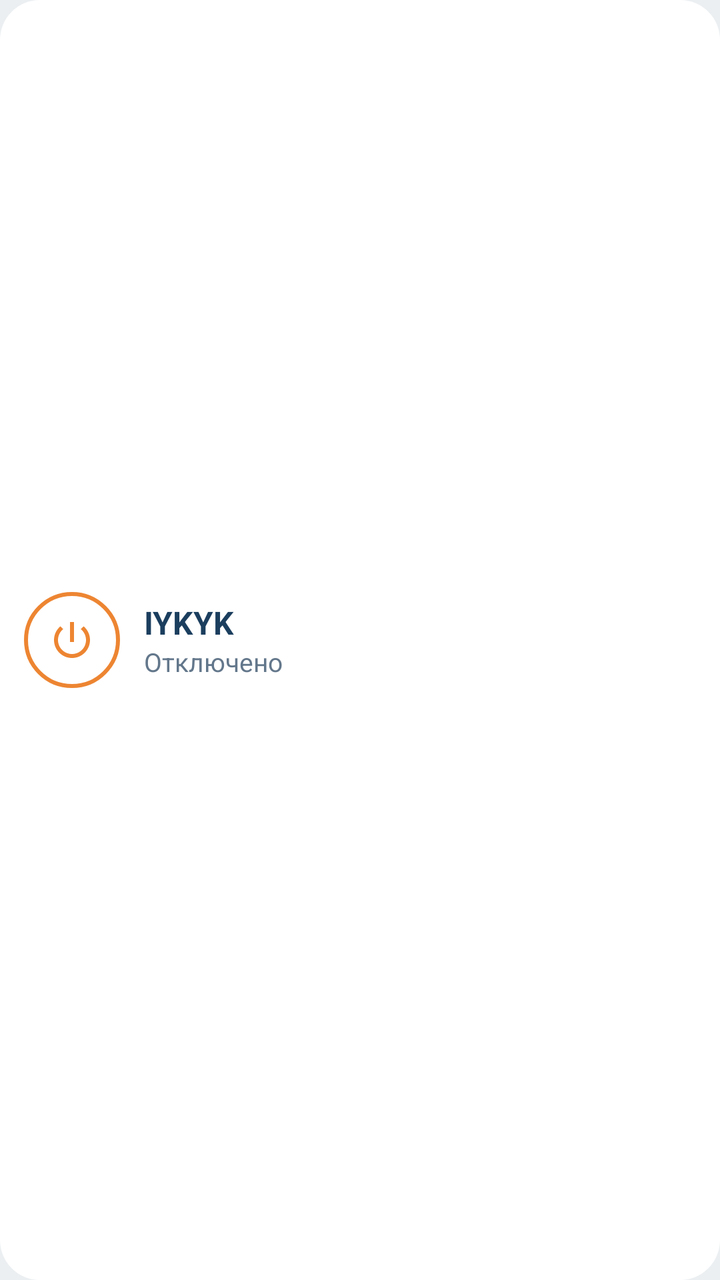
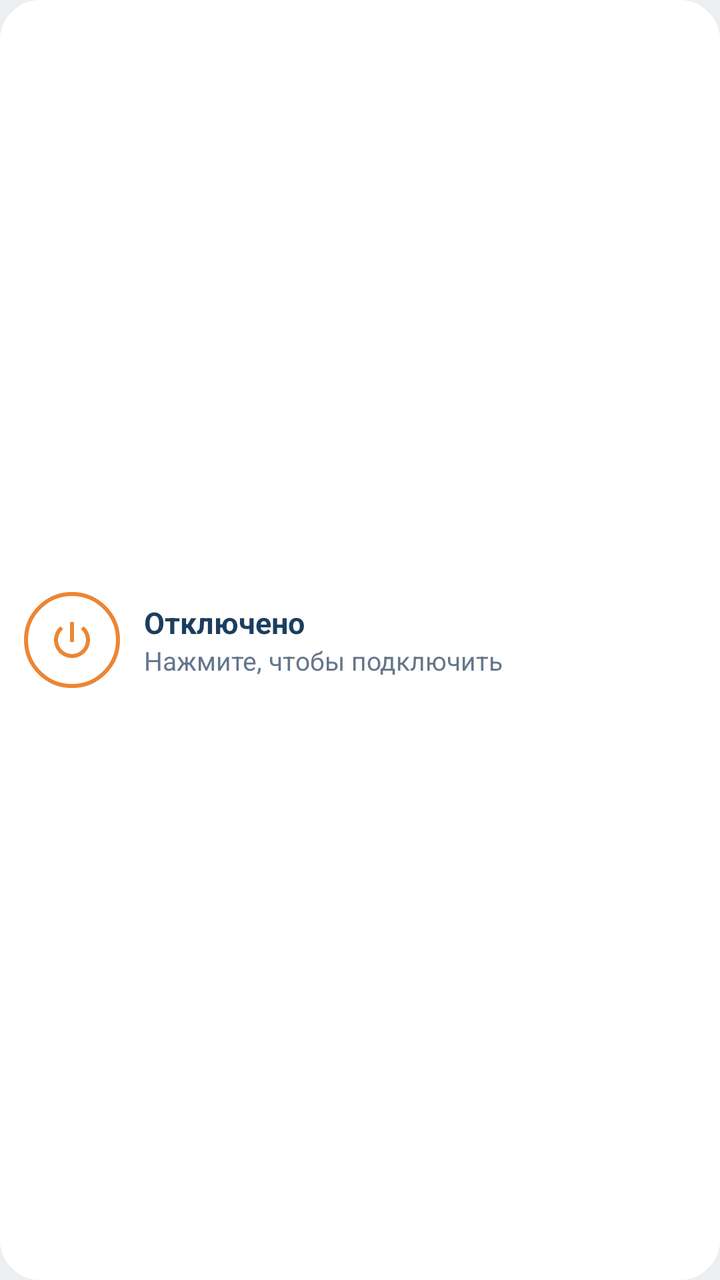

Screens rendered from an Android XML layout before and after an edit, with the pre-edit source and the edit as a unified diff.
<!-- AndroidManifest.xml: application theme Theme.Iykyk -->
<!-- res/layout/widget_vpn.xml -->
<?xml version="1.0" encoding="utf-8"?>
<LinearLayout xmlns:android="http://schemas.android.com/apk/res/android"
    android:id="@+id/widget_root"
    android:layout_width="match_parent"
    android:layout_height="match_parent"
    android:background="@drawable/widget_background"
    android:gravity="center_vertical"
    android:orientation="horizontal"
    android:padding="12dp">

    <FrameLayout
        android:id="@+id/widget_button"
        android:layout_width="48dp"
        android:layout_height="48dp"
        android:background="@drawable/widget_button_off">

        <ImageView
            android:id="@+id/widget_icon"
            android:layout_width="24dp"
            android:layout_height="24dp"
            android:layout_gravity="center"
            android:contentDescription="@string/app_name"
            android:src="@drawable/ic_tile"
            android:tint="@color/brand_orange" />
    </FrameLayout>

    <LinearLayout
        android:layout_width="0dp"
        android:layout_height="wrap_content"
        android:layout_marginStart="12dp"
        android:layout_weight="1"
        android:orientation="vertical">

        <TextView
            android:id="@+id/widget_title"
            android:layout_width="wrap_content"
            android:layout_height="wrap_content"
            android:text="@string/app_name"
            android:textColor="@color/widget_text"
            android:textSize="16sp"
            android:textStyle="bold" />

        <TextView
            android:id="@+id/widget_status"
            android:layout_width="wrap_content"
            android:layout_height="wrap_content"
            android:ellipsize="end"
            android:maxLines="1"
            android:text="@string/status_disconnected"
            android:textColor="@color/widget_muted"
            android:textSize="13sp" />

        <TextView
            android:id="@+id/widget_speed"
            android:layout_width="wrap_content"
            android:layout_height="wrap_content"
            android:layout_marginTop="2dp"
            android:fontFeatureSettings="tnum"
            android:maxLines="1"
            android:textColor="@color/brand_orange"
            android:textSize="13sp"
            android:visibility="gone" />
    </LinearLayout>
</LinearLayout>
<!-- resources referenced by this layout -->
<resources>
  <color name="brand_orange">#FFED8532</color>
  <color name="widget_muted">#FF63778B</color>
  <color name="widget_text">#FF1B3E5E</color>
  <!-- drawable ic_tile (drawable) -->
  <?xml version="1.0" encoding="utf-8"?>
  <vector xmlns:android="http://schemas.android.com/apk/res/android"
      android:width="24dp"
      android:height="24dp"
      android:viewportWidth="24"
      android:viewportHeight="24">
      <path
          android:fillColor="#FFFFFFFF"
          android:pathData="M13,3h-2v10h2L13,3zM17.83,5.17l-1.42,1.42C17.99,7.86 19,9.81 19,12c0,3.87 -3.13,7 -7,7s-7,-3.13 -7,-7c0,-2.19 1.01,-4.14 2.58,-5.42L6.17,5.17C4.23,6.82 3,9.26 3,12c0,4.97 4.03,9 9,9s9,-4.03 9,-9c0,-2.74 -1.23,-5.18 -3.17,-6.83z" />
  </vector>
  <!-- drawable widget_background (drawable) -->
  <?xml version="1.0" encoding="utf-8"?>
  <shape xmlns:android="http://schemas.android.com/apk/res/android" android:shape="rectangle">
      <solid android:color="@color/widget_background" />
      <corners android:radius="20dp" />
  </shape>
  <!-- drawable widget_button_off (drawable) -->
  <?xml version="1.0" encoding="utf-8"?>
  <shape xmlns:android="http://schemas.android.com/apk/res/android" android:shape="oval">
      <solid android:color="@color/widget_button_off" />
      <stroke android:width="2dp" android:color="@color/brand_orange" />
  </shape>
  <string name="app_name">IYKYK</string>
  <string name="status_disconnected">Отключено</string>
  <style name="Theme.Iykyk" parent="android:Theme.Material.Light.NoActionBar">
          <item name="android:windowBackground">@color/background</item>
          <item name="android:statusBarColor">@android:color/transparent</item>
          <item name="android:navigationBarColor">@android:color/transparent</item>
      </style>
  <color name="widget_background">#FFFFFFFF</color>
  <color name="widget_button_off">#FFFFFFFF</color>
  <color name="background">#FFEBEFF1</color>
</resources>

<!-- the commit's change to res/layout/widget_vpn.xml (unified diff, before → after) -->
@@ -6,7 +6,8 @@
     android:background="@drawable/widget_background"
     android:gravity="center_vertical"
     android:orientation="horizontal"
-    android:padding="12dp">
+    android:paddingHorizontal="12dp"
+    android:paddingVertical="8dp">
 
     <FrameLayout
         android:id="@+id/widget_button"
@@ -35,9 +36,11 @@
             android:id="@+id/widget_title"
             android:layout_width="wrap_content"
             android:layout_height="wrap_content"
-            android:text="@string/app_name"
+            android:ellipsize="end"
+            android:maxLines="1"
+            android:text="@string/status_disconnected"
             android:textColor="@color/widget_text"
-            android:textSize="16sp"
+            android:textSize="15sp"
             android:textStyle="bold" />
 
         <TextView
@@ -46,19 +49,9 @@
             android:layout_height="wrap_content"
             android:ellipsize="end"
             android:maxLines="1"
-            android:text="@string/status_disconnected"
+            android:fontFeatureSettings="tnum"
+            android:text="@string/widget_tap_to_connect"
             android:textColor="@color/widget_muted"
             android:textSize="13sp" />
-
-        <TextView
-            android:id="@+id/widget_speed"
-            android:layout_width="wrap_content"
-            android:layout_height="wrap_content"
-            android:layout_marginTop="2dp"
-            android:fontFeatureSettings="tnum"
-            android:maxLines="1"
-            android:textColor="@color/brand_orange"
-            android:textSize="13sp"
-            android:visibility="gone" />
     </LinearLayout>
 </LinearLayout>
<!-- resource entries referenced after the edit -->
@@ -28,6 +28,7 @@
   </shape>
   <string name="app_name">IYKYK</string>
   <string name="status_disconnected">Отключено</string>
+  <string name="widget_tap_to_connect">Нажмите, чтобы подключить</string>
   <style name="Theme.Iykyk" parent="android:Theme.Material.Light.NoActionBar">
           <item name="android:windowBackground">@color/background</item>
           <item name="android:statusBarColor">@android:color/transparent</item>
